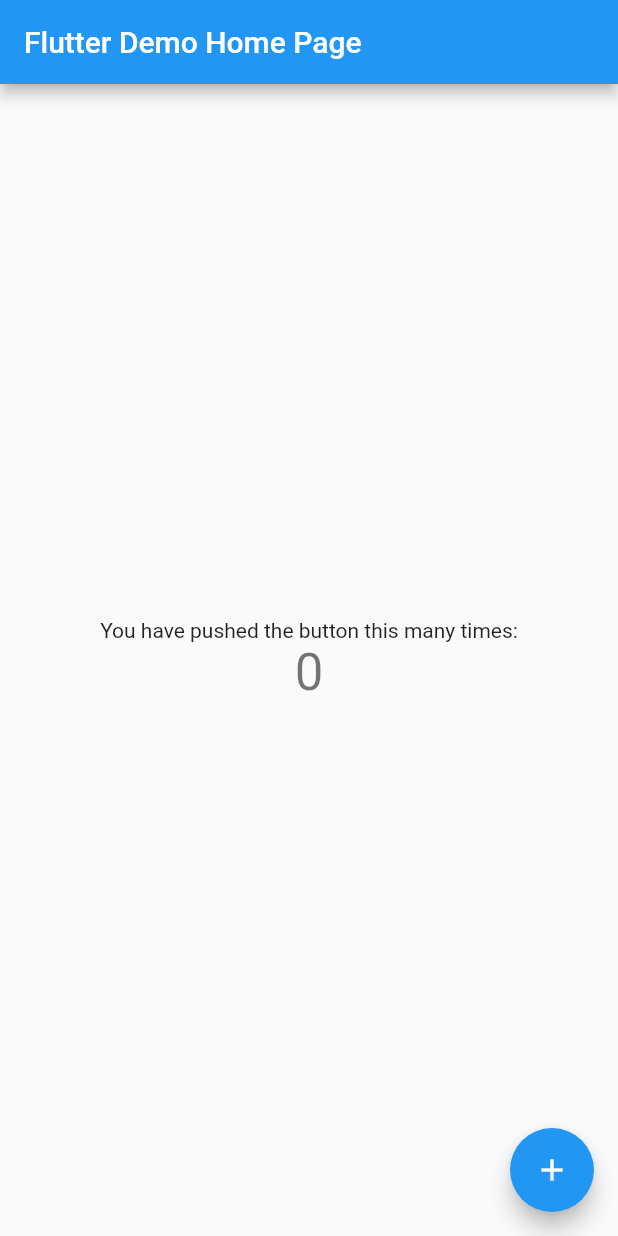
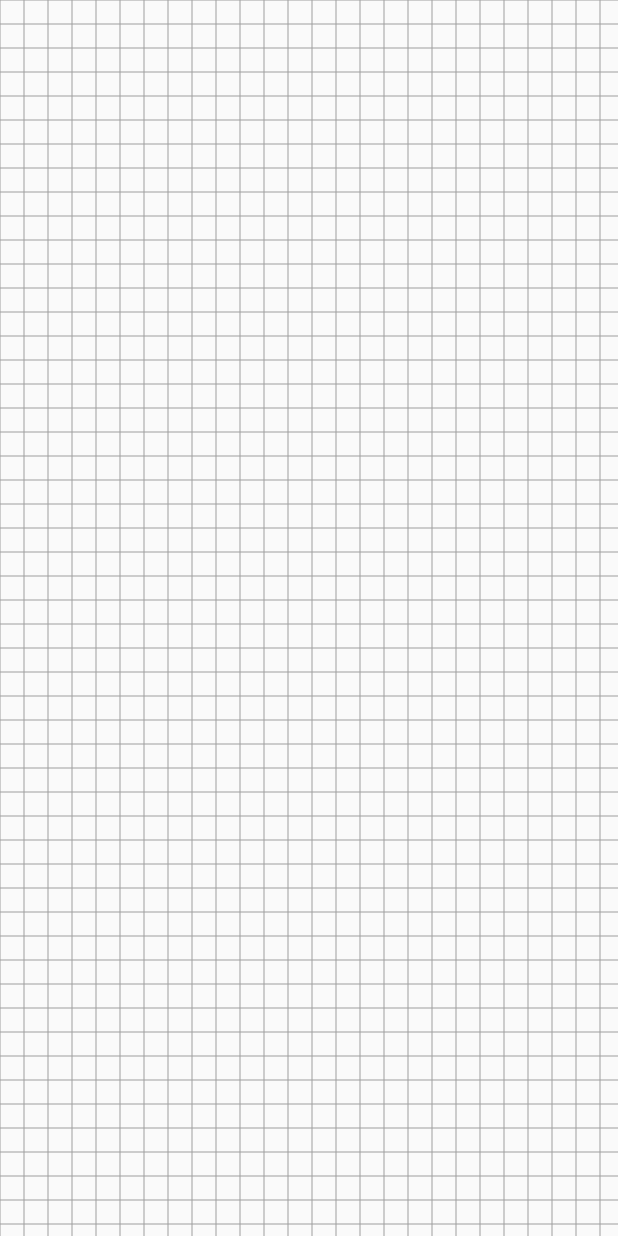
Before and after one commit to fibbers/plainflow, a Flutter app: the screen it shows after launch, on a phone screen of 412 x 824 dp. Run offline on Flutter 3.47's test engine with Material 2 defaults, Android fonts, the phone set to English and light mode, and no system bars.

Commit message:
Draw an initial Raster in the background and migrate to null-safety

```diff
--- a/lib/main.dart
+++ b/lib/main.dart
@@ -1,4 +1,5 @@
 import 'package:flutter/material.dart';
+import 'package:plainflow/raster.dart';
 
 void main() {
   runApp(MyApp());
@@ -9,105 +10,24 @@
   @override
   Widget build(BuildContext context) {
     return MaterialApp(
-      title: 'Flutter Demo',
+      title: 'Plainflow',
       theme: ThemeData(
-        // This is the theme of your application.
-        //
-        // Try running your application with "flutter run". You'll see the
-        // application has a blue toolbar. Then, without quitting the app, try
-        // changing the primarySwatch below to Colors.green and then invoke
-        // "hot reload" (press "r" in the console where you ran "flutter run",
-        // or simply save your changes to "hot reload" in a Flutter IDE).
-        // Notice that the counter didn't reset back to zero; the application
-        // is not restarted.
-        primarySwatch: Colors.blue,
+        primarySwatch: Colors.green,
       ),
-      home: MyHomePage(title: 'Flutter Demo Home Page'),
+      home: Home(),
     );
   }
 }
 
-class MyHomePage extends StatefulWidget {
-  MyHomePage({Key key, this.title}) : super(key: key);
-
-  // This widget is the home page of your application. It is stateful, meaning
-  // that it has a State object (defined below) that contains fields that affect
-  // how it looks.
-
-  // This class is the configuration for the state. It holds the values (in this
-  // case the title) provided by the parent (in this case the App widget) and
-  // used by the build method of the State. Fields in a Widget subclass are
-  // always marked "final".
-
-  final String title;
-
-  @override
-  _MyHomePageState createState() => _MyHomePageState();
-}
-
-class _MyHomePageState extends State<MyHomePage> {
-  int _counter = 0;
-
-  void _incrementCounter() {
-    setState(() {
-      // This call to setState tells the Flutter framework that something has
-      // changed in this State, which causes it to rerun the build method below
-      // so that the display can reflect the updated values. If we changed
-      // _counter without calling setState(), then the build method would not be
-      // called again, and so nothing would appear to happen.
-      _counter++;
-    });
-  }
-
+class Home extends StatelessWidget {
   @override
   Widget build(BuildContext context) {
-    // This method is rerun every time setState is called, for instance as done
-    // by the _incrementCounter method above.
-    //
-    // The Flutter framework has been optimized to make rerunning build methods
-    // fast, so that you can just rebuild anything that needs updating rather
-    // than having to individually change instances of widgets.
     return Scaffold(
-      appBar: AppBar(
-        // Here we take the value from the MyHomePage object that was created by
-        // the App.build method, and use it to set our appbar title.
-        title: Text(widget.title),
+      body: Stack(
+        children: [
+          SizedBox.expand(child: Raster(pixelSize: 16)),
+        ],
       ),
-      body: Center(
-        // Center is a layout widget. It takes a single child and positions it
-        // in the middle of the parent.
-        child: Column(
-          // Column is also a layout widget. It takes a list of children and
-          // arranges them vertically. By default, it sizes itself to fit its
-          // children horizontally, and tries to be as tall as its parent.
-          //
-          // Invoke "debug painting" (press "p" in the console, choose the
-          // "Toggle Debug Paint" action from the Flutter Inspector in Android
-          // Studio, or the "Toggle Debug Paint" command in Visual Studio Code)
-          // to see the wireframe for each widget.
-          //
-          // Column has various properties to control how it sizes itself and
-          // how it positions its children. Here we use mainAxisAlignment to
-          // center the children vertically; the main axis here is the vertical
-          // axis because Columns are vertical (the cross axis would be
-          // horizontal).
-          mainAxisAlignment: MainAxisAlignment.center,
-          children: <Widget>[
-            Text(
-              'You have pushed the button this many times:',
-            ),
-            Text(
-              '$_counter',
-              style: Theme.of(context).textTheme.headline4,
-            ),
-          ],
-        ),
-      ),
-      floatingActionButton: FloatingActionButton(
-        onPressed: _incrementCounter,
-        tooltip: 'Increment',
-        child: Icon(Icons.add),
-      ), // This trailing comma makes auto-formatting nicer for build methods.
     );
   }
 }
--- /dev/null
+++ b/lib/raster.dart
@@ -0,0 +1,48 @@
+import 'dart:developer' as developer;
+
+import 'package:flutter/material.dart';
+
+class Raster extends StatelessWidget {
+  final double pixelSize;
+
+  const Raster({Key? key, required this.pixelSize}) : super(key: key);
+
+  @override
+  Widget build(BuildContext context) {
+    return CustomPaint(
+      painter: RasterPainter(pixelSize: pixelSize),
+    );
+  }
+}
+
+class RasterPainter extends CustomPainter {
+  final double pixelSize;
+
+  const RasterPainter({required this.pixelSize});
+
+  @override
+  void paint(Canvas canvas, Size size) {
+    var rect = Offset.zero & size;
+    developer.log(
+      'rect (Offset.zero & size):',
+      name: 'RasterPainter',
+      error: rect,
+    );
+
+    var paint = Paint()..color = Colors.grey;
+
+    for (double x = 0; x <= size.width; x += pixelSize) {
+      // Draw vertical line
+      canvas.drawLine(Offset(x, 0), Offset(x, size.height), paint);
+    }
+    for (double y = 0; y <= size.height; y += pixelSize) {
+      // Draw horizontal line
+      canvas.drawLine(Offset(0, y), Offset(size.width, y), paint);
+    }
+  }
+
+  @override
+  bool shouldRepaint(covariant RasterPainter oldDelegate) {
+    return oldDelegate.pixelSize != pixelSize;
+  }
+}
--- a/pubspec.yaml
+++ b/pubspec.yaml
@@ -18,7 +18,7 @@
 version: 1.0.0+1
 
 environment:
-  sdk: ">=2.7.0 <3.0.0"
+  sdk: ">=2.12.0-0 <3.0.0"
 
 dependencies:
   flutter:
```
Also changed, not shown: 1 other file.
